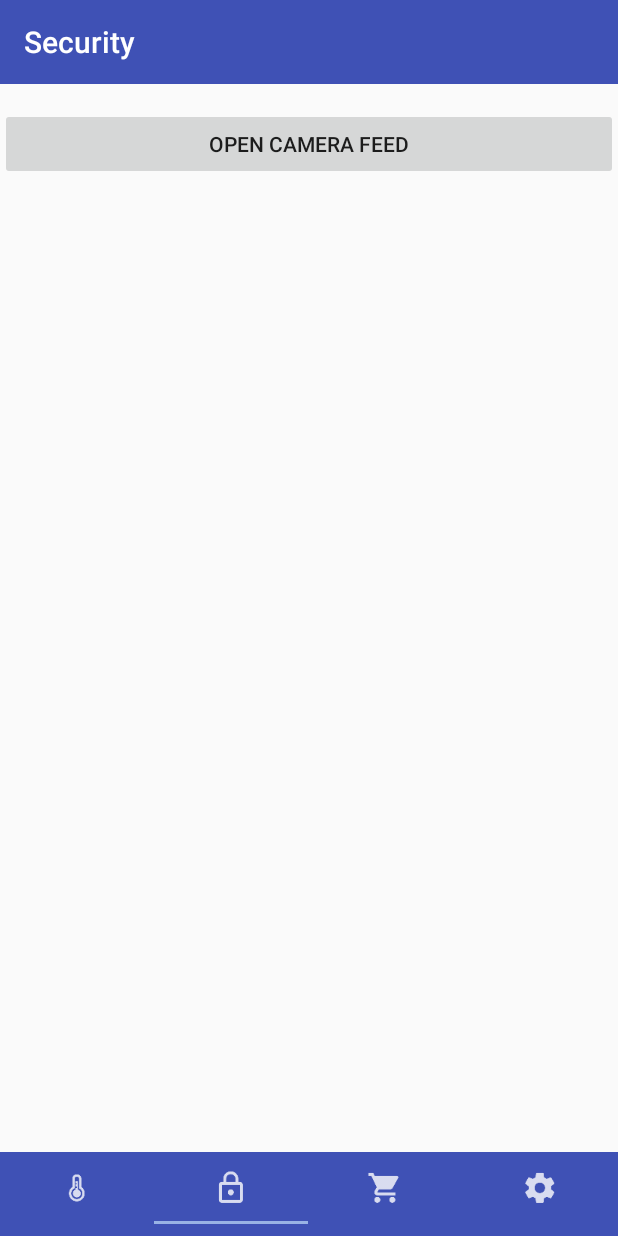
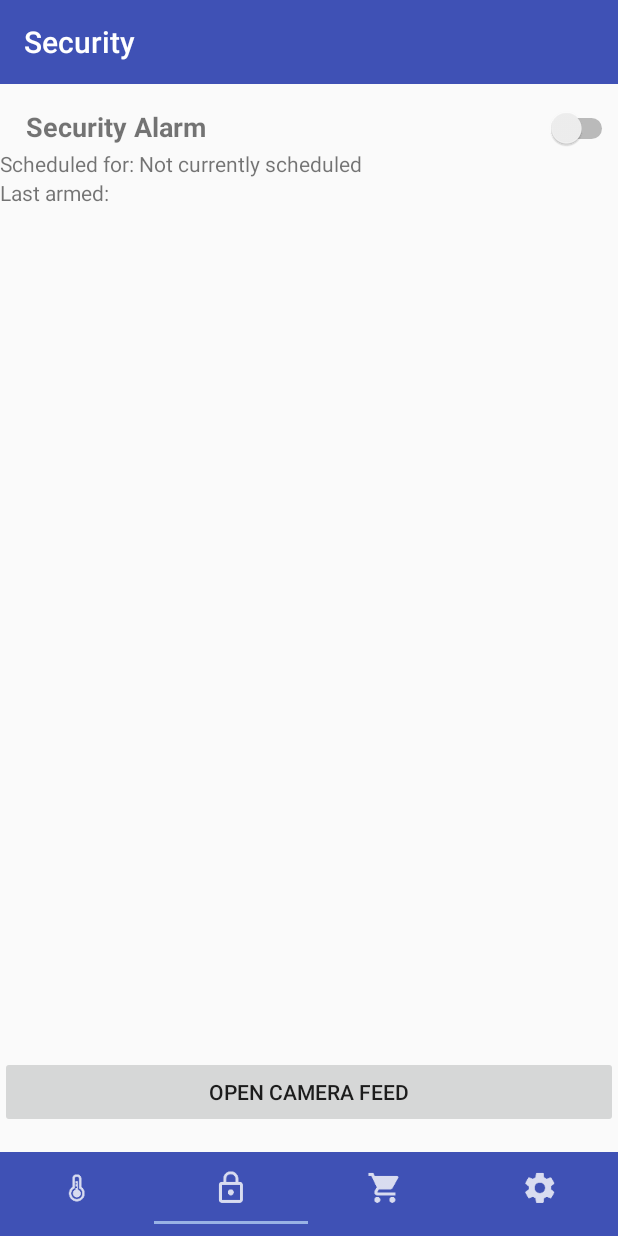
Before and after one commit to Sheehan95/smart-home, an Android app: the screen it shows after launch (MainActivity), item 2 of the bottom bar chosen, on a phone screen of 412 x 824 dp. Run offline under Robolectric (Android 15) with nearby library versions, the phone set to English and light mode, and no system bars; our stand-ins replace androidx.preference.

Commit message:
Further security work on Android, Pi & Web server

```diff
--- a/android-app/app/src/main/java/ie/sheehan/smarthome/fragment/SecurityFragment.java
+++ b/android-app/app/src/main/java/ie/sheehan/smarthome/fragment/SecurityFragment.java
@@ -5,13 +5,20 @@ import android.content.Intent;
 import android.os.AsyncTask;
 import android.os.Bundle;
 import android.support.v4.app.Fragment;
+import android.util.Log;
 import android.view.LayoutInflater;
 import android.view.View;
 import android.view.ViewGroup;
+import android.widget.CompoundButton;
+import android.widget.Switch;
+import android.widget.TextView;
 import android.widget.Toast;
+
+import org.w3c.dom.Text;
 
 import ie.sheehan.smarthome.CameraFeedActivity;
 import ie.sheehan.smarthome.R;
+import ie.sheehan.smarthome.model.AlarmStatus;
 import ie.sheehan.smarthome.utility.HttpRequestHandler;
 
 /**
@@ -19,10 +26,12 @@ import ie.sheehan.smarthome.utility.HttpRequestHandler;
  */
 public class SecurityFragment extends Fragment {
 
+    Switch alarmSwitch;
+    TextView labelAlarmScheduled;
+    TextView labelAlarmLastArmed;
 
-    public SecurityFragment() {
-        // Required empty public constructor
-    }
+
+    public SecurityFragment() {}
 
 
     @Override
@@ -32,8 +41,74 @@ public class SecurityFragment extends Fragment {
         return inflater.inflate(R.layout.fragment_security, container, false);
     }
 
+    @Override
+    public void onStart() {
+        super.onStart();
+
+        alarmSwitch = (Switch) getActivity().findViewById(R.id.switch_alarm);
+        labelAlarmScheduled = (TextView) getActivity().findViewById(R.id.label_alarm_scheduled);
+        labelAlarmLastArmed = (TextView) getActivity().findViewById(R.id.label_alarm_last_armed);
+
+        alarmSwitch.setOnCheckedChangeListener(new CompoundButton.OnCheckedChangeListener() {
+            @Override
+            public void onCheckedChanged(CompoundButton buttonView, boolean isChecked) {
+                Log.e("DID", "THAT WORK?");
+                new ArmAlarm().execute(isChecked);
+            }
+        });
+
+        new GetAlarmStatus().execute();
+    }
+
     public void openCamera(){
         new OpenCameraFeed().execute();
+    }
+
+
+    private class ArmAlarm extends AsyncTask<Boolean, Void, Void> {
+        @Override
+        protected void onPreExecute() {
+            super.onPreExecute();
+        }
+
+        @Override
+        protected Void doInBackground(Boolean... params) {
+            boolean arm = params[0];
+            HttpRequestHandler.getInstance().armAlarm(arm);
+            return null;
+        }
+
+        @Override
+        protected void onPostExecute(Void aVoid) {
+            super.onPostExecute(aVoid);
+            new GetAlarmStatus().execute();
+        }
+    }
+
+
+    private class GetAlarmStatus extends AsyncTask<Void, Void, AlarmStatus> {
+        @Override
+        protected void onPreExecute() {
+            super.onPreExecute();
+        }
+
+        @Override
+        protected AlarmStatus doInBackground(Void... params) {
+            return HttpRequestHandler.getInstance().getAlarmStatus();
+        }
+
+        @Override
+        protected void onPostExecute(AlarmStatus alarmStatus) {
+            super.onPostExecute(alarmStatus);
+
+            if (alarmStatus == null) {
+                Toast.makeText(getActivity(), "Unable to read alarm status", Toast.LENGTH_SHORT).show();
+                return;
+            }
+
+            alarmSwitch.setChecked(alarmStatus.armed);
+            labelAlarmLastArmed.setText(alarmStatus.lastArmed.toString());
+        }
     }
 
     private class OpenCameraFeed extends AsyncTask<Void, Void, Boolean> {
--- a/android-app/app/src/main/java/ie/sheehan/smarthome/utility/HttpRequestHandler.java
+++ b/android-app/app/src/main/java/ie/sheehan/smarthome/utility/HttpRequestHandler.java
@@ -20,6 +20,7 @@ import java.util.Date;
 import java.util.List;
 import java.util.Locale;
 
+import ie.sheehan.smarthome.model.AlarmStatus;
 import ie.sheehan.smarthome.model.EnvironmentReading;
 
 import static java.lang.Boolean.parseBoolean;
@@ -142,6 +143,21 @@ public class HttpRequestHandler {
         return envReadings;
     }
 
+    /**
+     * Makes a HTTP request to /environment/get/range to retrieve a list of
+     * {@link EnvironmentReading} values in a range between the two {@link Date} values.
+     *
+     * @param from the lower bound {@link Date} value for the range
+     * @param to the upper bound {@link Date} value for the range
+     * @return a list of {@link EnvironmentReading}s within the range of dates
+     */
+
+    /**
+     * Makes a HTTP request to /security/camera/feed to open or close the camera feed on port 8081.
+     *
+     * @param stream true to turn on the stream, false to turn it off
+     * @return true if successful, false otherwise
+     */
     public boolean toggleCameraFeed(boolean stream) {
         boolean confirmation;
 
@@ -181,4 +197,60 @@ public class HttpRequestHandler {
         return confirmation;
     }
 
+    public void armAlarm(boolean arm) {
+        HttpURLConnection connection;
+
+        String target = String.format("http://%s:8080%s%s", DOMAIN, ENDPOINT_SECURITY, "/alarm/arm");
+
+        try {
+            connection = (HttpURLConnection) new URL(target).openConnection();
+            connection.setRequestMethod("POST");
+            connection.setRequestProperty("Content-Type", "application/json; charset=UTF-8");
+            connection.setDoOutput(true);
+            connection.setDoInput(true);
+
+            JSONObject output = new JSONObject();
+            output.put("arm", arm);
+
+            OutputStream outputStream = connection.getOutputStream();
+            outputStream.write(output.toString().getBytes("UTF-8"));
+            outputStream.close();
+        } catch (Exception e){
+            Log.e("HTTP REQUEST ERROR", e.toString());
+        }
+    }
+
+    public AlarmStatus getAlarmStatus() {
+        AlarmStatus alarm = null;
+
+        JSONObject json;
+        HttpURLConnection connection;
+        StringBuilder response = new StringBuilder();
+
+        String target = String.format("http://%s:8080%s%s", DOMAIN, ENDPOINT_SECURITY, "/alarm/status");
+
+        try {
+            connection = (HttpURLConnection) new URL(target).openConnection();
+            connection.setRequestMethod("GET");
+
+            BufferedReader reader = new BufferedReader(new InputStreamReader(connection.getInputStream()));
+            String nextLine;
+
+            while ((nextLine = reader.readLine()) != null){
+                response.append(nextLine);
+            }
+
+            json = new JSONObject(response.toString());
+
+            boolean armed = json.getBoolean("armed");
+            Date lastArmed = new Date(json.getLong("timestamp") * 1000L);
+
+            alarm = new AlarmStatus(armed, lastArmed);
+        } catch (Exception e){
+            Log.e("HTTP REQUEST ERROR", e.toString());
+        }
+
+        return alarm;
+    }
+
 }
--- a/android-app/app/src/main/res/layout/fragment_security.xml
+++ b/android-app/app/src/main/res/layout/fragment_security.xml
@@ -1,13 +1,57 @@
-<FrameLayout xmlns:android="http://schemas.android.com/apk/res/android"
+<RelativeLayout
+    xmlns:android="http://schemas.android.com/apk/res/android"
     xmlns:tools="http://schemas.android.com/tools"
     android:layout_width="match_parent"
     android:layout_height="match_parent"
     tools:context="ie.sheehan.smarthome.fragment.SecurityFragment">
 
+    <LinearLayout
+        android:id="@+id/container"
+        android:orientation="horizontal"
+        android:layout_alignParentStart="true"
+        android:layout_alignParentTop="true"
+        android:layout_width="match_parent"
+        android:layout_height="wrap_content">
+
+        <TextView
+            android:layout_width="0dp"
+            android:layout_height="wrap_content"
+            android:layout_weight="1"
+            android:text="Security Alarm"
+            android:textAlignment="textEnd"
+            android:textSize="18sp"
+            android:textStyle="bold" />
+
+        <Switch
+            android:id="@+id/switch_alarm"
+            android:textOn="Armed"
+            android:textOff="Disarmed"
+            android:layout_weight="2"
+            android:layout_width="0dp"
+            android:layout_height="wrap_content" />
+
+    </LinearLayout>
+
+    <TextView
+        android:id="@+id/label_alarm_scheduled"
+        android:text="Scheduled for: Not currently scheduled"
+        android:layout_below="@id/container"
+        android:layout_width="match_parent"
+        android:layout_height="wrap_content" />
+
+    <TextView
+        android:id="@+id/label_alarm_last_armed"
+        android:text="Last armed: "
+        android:layout_below="@id/label_alarm_scheduled"
+        android:layout_width="match_parent"
+        android:layout_height="wrap_content" />
+
     <Button
         android:layout_width="match_parent"
         android:layout_height="wrap_content"
+        android:layout_alignParentBottom="true"
+        android:layout_alignParentEnd="true"
         android:text="@string/button_open_camera_feed"
-        android:onClick="openCameraActivity"/>
+        android:onClick="openCameraActivity" />
 
-</FrameLayout>
+</RelativeLayout>
--- a/web-services/src/main/java/ie/sheehan/smarthome/controllers/EnvironmentController.java
+++ b/web-services/src/main/java/ie/sheehan/smarthome/controllers/EnvironmentController.java
@@ -28,6 +28,7 @@ import ie.sheehan.smarthome.repositories.EnvironmentReadingRepository;
 public class EnvironmentController {
 
 	private static final String MQTT_BROKER = "192.167.1.101";
+	private static final int MQTT_PORT = 1883;
 
 	private static final String TOPIC_ENVIRONMENT_READING_REQUEST = "/ie/sheehan/smart-home/envreading/request";
 	private static final String TOPIC_ENVIRONMENT_READING_RESPONSE = "/ie/sheehan/smart-home/envreading/response";
@@ -91,7 +92,7 @@ public class EnvironmentController {
 
 		try {
 			MQTT client = new MQTT();
-			client.setHost(MQTT_BROKER, 1883);
+			client.setHost(MQTT_BROKER, MQTT_PORT);
 			client.setConnectAttemptsMax(1);
 			client.setReconnectAttemptsMax(1);
 
```
Also changed, not shown: android-app/app/src/main/java/ie/sheehan/smarthome/model/AlarmStatus.java (added, +20 -0 lines), web-services/src/main/java/ie/sheehan/smarthome/controllers/SecurityController.java (+92 -5 lines), web-services/src/main/java/ie/sheehan/smarthome/models/Alarm.java (added, +16 -0 lines), web-services/src/main/java/ie/sheehan/smarthome/utility/MqttConstants.java (added, +17 -0 lines), 3 other files.
